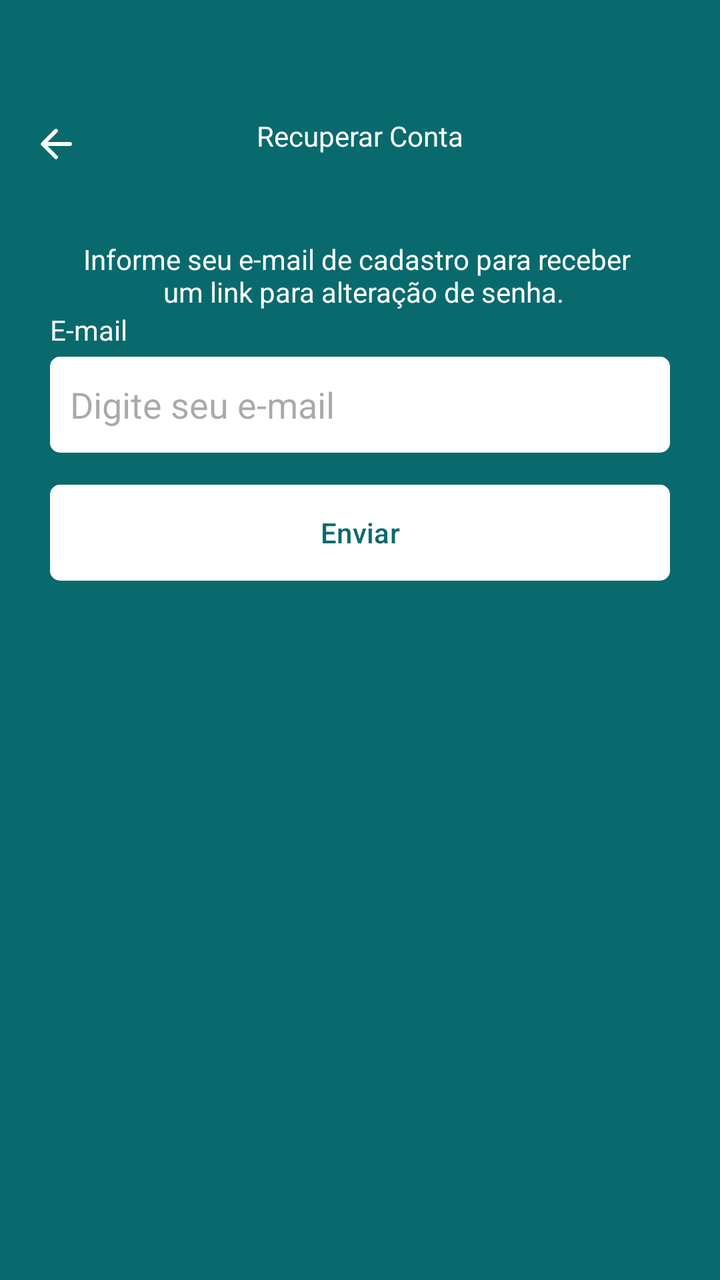
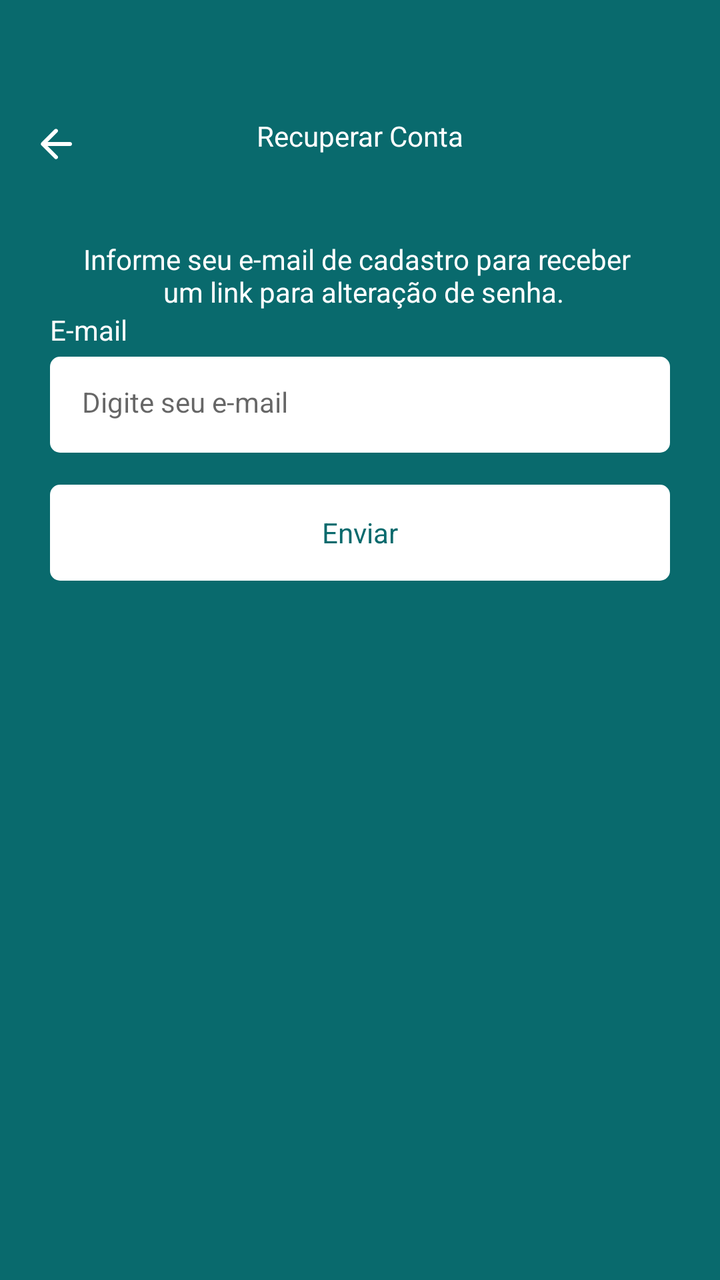

The first picture is an Android layout as it rendered before a commit; the second is the same layout after the commit. The layout source and the unified diff follow.
<!-- AndroidManifest.xml: application theme Theme.Ativ4 -->
<!-- res/layout/fragment_recover_account.xml -->
<?xml version="1.0" encoding="utf-8"?>
<ScrollView xmlns:android="http://schemas.android.com/apk/res/android"
    xmlns:tools="http://schemas.android.com/tools"
    xmlns:app="http://schemas.android.com/apk/res-auto"
    android:layout_width="match_parent"
    android:layout_height="match_parent"
    tools:context=".ui.auth.RecoverAccountFragment"
    android:fillViewport="true">

    <LinearLayout
        android:id="@+id/linearlayout1"
        android:layout_width="match_parent"
        android:layout_height="wrap_content"
        android:orientation="vertical" >

        <com.google.android.material.appbar.MaterialToolbar
            android:layout_width="match_parent"
            android:layout_height="wrap_content"
            android:id="@+id/toolbar"
            app:navigationIcon="@drawable/ic_back"
            android:paddingTop="40dp">

            <TextView
                android:layout_width="wrap_content"
                android:layout_height="wrap_content"
                android:text="Recuperar Conta"
                android:textColor="@color/white"
                android:layout_gravity="center_horizontal" />


        </com.google.android.material.appbar.MaterialToolbar>

        <LinearLayout
            android:id="@+id/linearlayout2"
            android:layout_height="wrap_content"
            android:layout_width="match_parent"
            android:orientation="vertical"
            android:layout_marginHorizontal="25dp"
            android:gravity="center_vertical" >

            <TextView
                android:layout_width="match_parent"
                android:layout_height="wrap_content"
                android:id="@+id/textViewMensagem"
                android:text="Informe seu e-mail de cadastro para receber \n um link para alteração de senha."
                android:textColor="@color/white"
                android:textAlignment="center"
                android:layout_marginTop="24dp"/>

            <TextView
                android:layout_width="wrap_content"
                android:layout_height="wrap_content"
                android:text="E-mail"
                android:textColor="@color/white" />

            <EditText
                android:id="@+id/editTextEmail"
                android:layout_width="match_parent"
                android:layout_height="48dp"
                android:hint="Digite seu e-mail"
                android:inputType="textEmailAddress"
                android:padding="10dp"
                android:layout_marginTop="4dp"
                android:background="@drawable/bg_edit_text" />

            <com.google.android.material.button.MaterialButton
                android:id="@+id/buttonEnviar"
                android:layout_width="match_parent"
                android:layout_height="wrap_content"
                android:text="Enviar"
                android:textColor="@color/color_default"
                app:backgroundTint="@null"
                android:layout_marginTop="16dp"
                android:background="@drawable/bg_btn" />

            <ProgressBar
                android:layout_width="wrap_content"
                android:layout_height="wrap_content"
                android:layout_marginTop="8dp"
                android:indeterminateTint="@color/white"
                android:layout_gravity="center"
                android:visibility="invisible"
                tools:visibility="visible" />

        </LinearLayout>

    </LinearLayout>

</ScrollView>
<!-- resources referenced by this layout -->
<resources>
  <color name="color_default">#096A6D</color>
  <color name="white">#FFFFFFFF</color>
  <!-- drawable bg_btn (drawable) -->
  <?xml version="1.0" encoding="utf-8"?>
  <shape
      android:shape="rectangle"
      xmlns:android="http://schemas.android.com/apk/res/android"
  >
  
      <solid android:color="@color/white" />
      <corners android:radius="5dp" />
  
  </shape>
  <!-- drawable bg_edit_text (drawable) -->
  <?xml version="1.0" encoding="utf-8"?>
  <shape xmlns:android="http://schemas.android.com/apk/res/android">
  
      <solid android:color="@color/white" />
      <corners android:radius="5dp" />
  
  </shape>
  <!-- drawable ic_back (drawable) -->
  <vector xmlns:android="http://schemas.android.com/apk/res/android"
      android:width="24dp"
      android:height="24dp"
      android:viewportWidth="960"
      android:viewportHeight="960">
    <path
        android:pathData="m313,520 l196,196q12,12 11.5,28T508,772q-12,11 -28,11.5T452,772L188,508q-6,-6 -8.5,-13t-2.5,-15q0,-8 2.5,-15t8.5,-13l264,-264q11,-11 27.5,-11t28.5,11q12,12 12,28.5T508,245L313,440h447q17,0 28.5,11.5T800,480q0,17 -11.5,28.5T760,520L313,520Z"
        android:fillColor="@color/white"/>
  </vector>
  <style name="Theme.Ativ4" parent="Base.Theme.Ativ4" />
  <style name="Base.Theme.Ativ4" parent="Theme.Material3.DayNight.NoActionBar">
          
          
          <item name="colorPrimary">@color/color_default</item>
          <item name="colorPrimaryVariant">@color/color_default</item>
          <item name="android:windowBackground">@color/color_default</item>
      </style>
</resources>

<!-- the commit's change to res/layout/fragment_recover_account.xml (unified diff, before → after) -->
@@ -23,7 +23,7 @@
             <TextView
                 android:layout_width="wrap_content"
                 android:layout_height="wrap_content"
-                android:text="Recuperar Conta"
+                android:text="@string/text_title_recover_fragment"
                 android:textColor="@color/white"
                 android:layout_gravity="center_horizontal" />
 
@@ -42,7 +42,7 @@
                 android:layout_width="match_parent"
                 android:layout_height="wrap_content"
                 android:id="@+id/textViewMensagem"
-                android:text="Informe seu e-mail de cadastro para receber \n um link para alteração de senha."
+                android:text="@string/text_info_recover_account_fragment"
                 android:textColor="@color/white"
                 android:textAlignment="center"
                 android:layout_marginTop="24dp"/>
@@ -50,28 +50,25 @@
             <TextView
                 android:layout_width="wrap_content"
                 android:layout_height="wrap_content"
-                android:text="E-mail"
+                android:text="@string/email_text"
                 android:textColor="@color/white" />
 
             <EditText
                 android:id="@+id/editTextEmail"
                 android:layout_width="match_parent"
                 android:layout_height="48dp"
-                android:hint="Digite seu e-mail"
+                android:hint="@string/hint_edit_email"
                 android:inputType="textEmailAddress"
-                android:padding="10dp"
                 android:layout_marginTop="4dp"
-                android:background="@drawable/bg_edit_text" />
+                style="@style/EditTextTheme" />
 
             <com.google.android.material.button.MaterialButton
                 android:id="@+id/buttonEnviar"
                 android:layout_width="match_parent"
                 android:layout_height="wrap_content"
-                android:text="Enviar"
-                android:textColor="@color/color_default"
-                app:backgroundTint="@null"
+                android:text="@string/text_button_register_fragment"
                 android:layout_marginTop="16dp"
-                android:background="@drawable/bg_btn" />
+                style="@style/ButtonTheme"/>
 
             <ProgressBar
                 android:layout_width="wrap_content"
<!-- resource entries referenced after the edit -->
@@ -31,6 +31,22 @@
         android:pathData="m313,520 l196,196q12,12 11.5,28T508,772q-12,11 -28,11.5T452,772L188,508q-6,-6 -8.5,-13t-2.5,-15q0,-8 2.5,-15t8.5,-13l264,-264q11,-11 27.5,-11t28.5,11q12,12 12,28.5T508,245L313,440h447q17,0 28.5,11.5T800,480q0,17 -11.5,28.5T760,520L313,520Z"
         android:fillColor="@color/white"/>
   </vector>
+  <string name="email_text">E-mail</string>
+  <string name="hint_edit_email">Digite seu e-mail</string>
+  <string name="text_button_register_fragment">Enviar</string>
+  <string name="text_info_recover_account_fragment">Informe seu e-mail de cadastro para receber \n um link para alteração de senha.</string>
+  <string name="text_title_recover_fragment">Recuperar Conta</string>
+  <style name="ButtonTheme" parent="Theme.MaterialComponents.DayNight.NoActionBar">
+          <item name="android:background">@drawable/bg_btn</item>
+          <item name="android:textAllCaps">false</item>
+          <item name="android:textColor">@color/color_default</item>
+          <item name="backgroundTint">@null</item>
+      </style>
+  <style name="EditTextTheme" parent="Theme.MaterialComponents.DayNight.NoActionBar">
+          <item name="android:background">@drawable/bg_edit_text</item>
+          <item name="android:padding">16dp</item>
+          <item name="android:textSize">14sp</item>
+      </style>
   <style name="Theme.Ativ4" parent="Base.Theme.Ativ4" />
   <style name="Base.Theme.Ativ4" parent="Theme.Material3.DayNight.NoActionBar">
           
